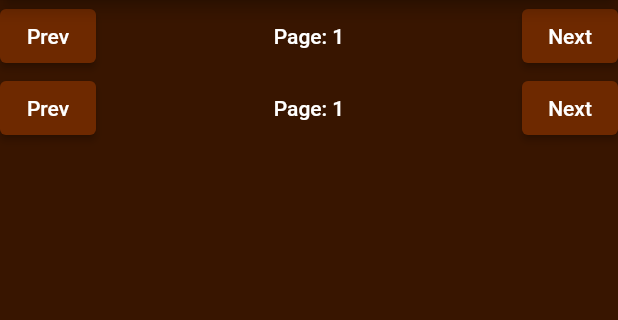
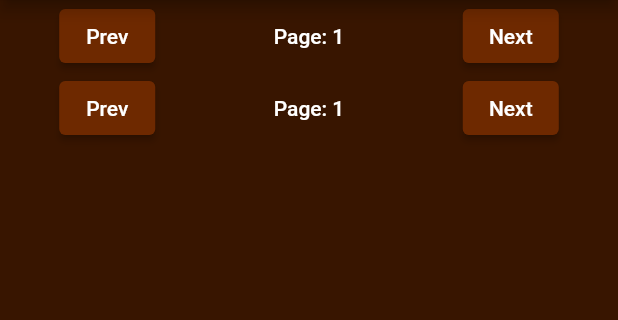
Before and after one commit to nbakh16/movies_info_app, a Flutter app: the screen it shows after launch, on a phone screen of 412 x 824 dp, the part 84-404 px from its top. Run offline on Flutter 3.47's test engine with Material 2 defaults, Android fonts, the phone set to English and light mode, and no system bars; our stand-ins replace get; network calls fail.

Commit message:
code cleanup

```diff
--- /dev/null
+++ b/lib/app/services/api_service.dart
@@ -0,0 +1,66 @@
+import 'dart:convert';
+import 'package:get/get_rx/src/rx_types/rx_types.dart';
+import '../data/models/cast_model.dart';
+import 'package:http/http.dart';
+import '../utils/api_key.dart';
+
+class ApiService{
+  RxBool isLoading = true.obs;
+  String baseUrl = 'https://api.themoviedb.org/3/';
+  String baseImageUrl = 'https://image.tmdb.org/t/p/original';
+
+  ///get movie actors list
+  RxList<Cast> movieCastsList = <Cast>[].obs;
+  void getMovieCasts(int movieId) async {
+    isLoading = false.obs;
+    movieCastsList.clear();
+    String castListByMovieIdUrl = '$baseUrl/movie/$movieId/credits?api_key=$apiKey';
+
+    Response response = await get(Uri.parse(castListByMovieIdUrl));
+    print(response.statusCode);
+
+    if(response.statusCode == 200) {
+      Map<String, dynamic> decodedResponse = jsonDecode(response.body);
+      // print(decodedResponse);
+
+      for(var e in decodedResponse['cast']) {
+        movieCastsList.add(
+            Cast.fromJson(e)
+        );
+      }
+    }
+    else {
+      throw Exception('Failed to load movie casts');
+    }
+  }
+
+  ///get movie crews list
+  RxList<Crew> movieCrewsList = <Crew>[].obs;
+  void getMovieCrews(int movieId) async {
+    isLoading = false.obs;
+    movieCrewsList.clear();
+
+    String crewListByMovieIdUrl = '$baseUrl/movie/$movieId/credits?api_key=$apiKey';
+
+    Response response = await get(Uri.parse(crewListByMovieIdUrl));
+    print(response.statusCode);
+
+    if(response.statusCode == 200) {
+      Map<String, dynamic> decodedResponse = jsonDecode(response.body);
+
+      for(var e in decodedResponse['crew']) {
+        movieCrewsList.add(
+            Crew.fromJson(e)
+        );
+      }
+
+      // List<Map<String, dynamic>> castingValues = decodedResponse['crew']
+      //     .where((item) => item['job'] == 'Director')
+      //     .toList();
+
+    }
+    else {
+      throw Exception('Failed to load movie casts');
+    }
+  }
+}
--- a/lib/app/widgets/two_btn_row_widget.dart
+++ b/lib/app/widgets/two_btn_row_widget.dart
@@ -15,7 +15,7 @@ class TwoButtonRowWidget extends StatelessWidget {
   @override
   Widget build(BuildContext context) {
     return Row(
-      mainAxisAlignment: MainAxisAlignment.spaceBetween,
+      mainAxisAlignment: MainAxisAlignment.spaceAround,
       children: [
         ElevatedButton(
             onPressed: btnLeftOnTap,
```
Also changed, not shown: lib/app/modules/home/controllers/home_controller.dart (+0 -56 lines), lib/app/modules/home/views/home_view.dart (+7 -5 lines).
